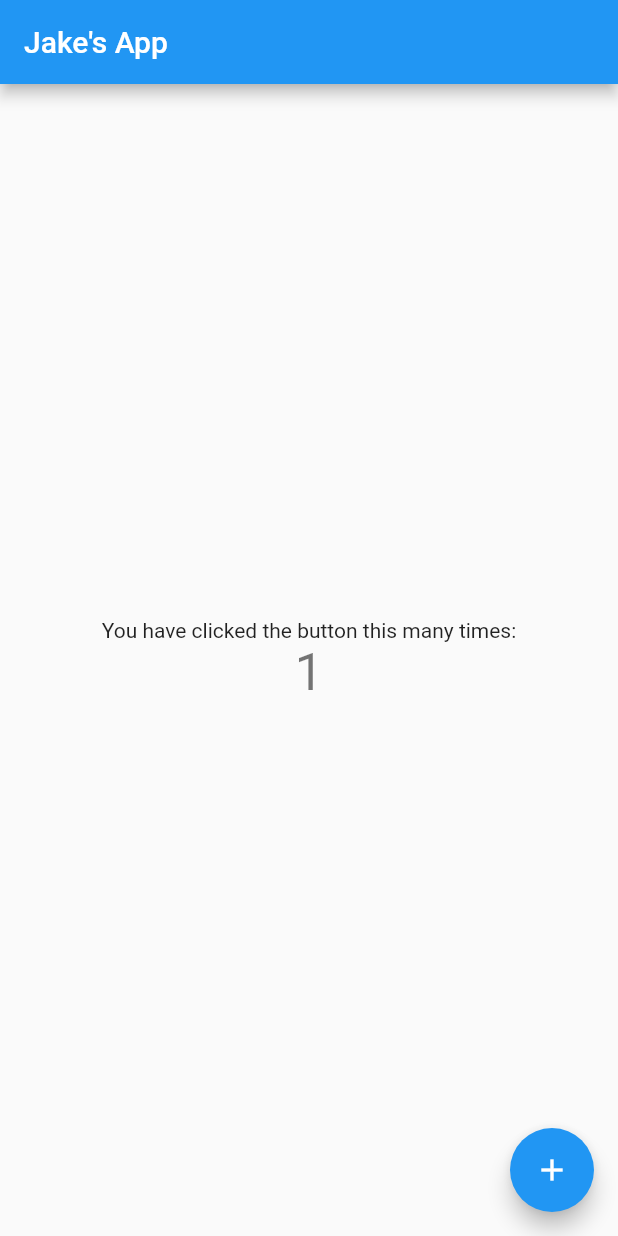
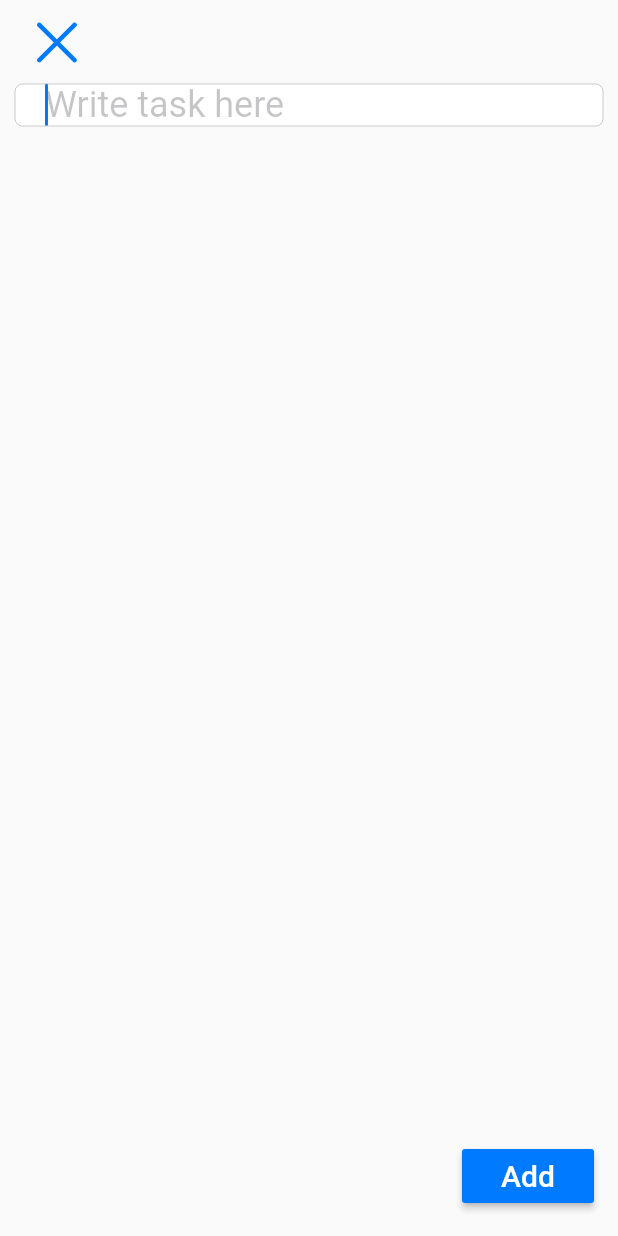
Before and after one commit to shadskii/flutter_to-do_app, a Flutter app: the screen it shows after launch, after a tap on the "add" icon, on a phone screen of 412 x 824 dp. Run offline on Flutter 3.47's test engine with Material 2 defaults, Android fonts, the phone set to English and light mode, and no system bars.

Commit message:
Initial todo

```diff
--- a/lib/main.dart
+++ b/lib/main.dart
@@ -1,4 +1,6 @@
 import 'package:flutter/material.dart';
+import 'package:flutter/cupertino.dart';
+import 'package:flutter/services.dart';
 
 void main() {
   runApp(MyApp());
@@ -8,110 +10,155 @@ class MyApp extends StatelessWidget {
   // This widget is the root of your application.
   @override
   Widget build(BuildContext context) {
-    return MaterialApp(
-      title: 'Jake\'s Flutter App ',
-      theme: ThemeData(
-        // This is the theme of your application.
-        //
-        // Try running your application with "flutter run". You'll see the
-        // application has a blue toolbar. Then, without quitting the app, try
-        // changing the primarySwatch below to Colors.green and then invoke
-        // "hot reload" (press "r" in the console where you ran "flutter run",
-        // or simply save your changes to "hot reload" in a Flutter IDE).
-        // Notice that the counter didn't reset back to zero; the application
-        // is not restarted.
-        primarySwatch: Colors.blue,
-        // This makes the visual density adapt to the platform that you run`
-        // the app on. For desktop platforms, the controls will be smaller and
-        // closer together (more dense) than on mobile platforms.
-        visualDensity: VisualDensity.adaptivePlatformDensity,
-      ),
-      home: MyHomePage(title: 'Jake\'s App'),
+    SystemChrome.setSystemUIOverlayStyle(SystemUiOverlayStyle.dark);
+    return CupertinoApp(
+      title: 'To-Do List',
+      // theme: ThemeData(buttonColor: Colors.blueGrey),
+      home: HomeScreen(),
     );
   }
 }
 
-class MyHomePage extends StatefulWidget {
-  MyHomePage({Key key, this.title}) : super(key: key);
-
-  // This widget is the home page of your application. It is stateful, meaning
-  // that it has a State object (defined below) that contains fields that affect
-  // how it looks.
-
-  // This class is the configuration for the state. It holds the values (in this
-  // case the title) provided by the parent (in this case the App widget) and
-  // used by the build method of the State. Fields in a Widget subclass are
-  // always marked "final".
-
-  final String title;
-
+class HomeScreen extends StatefulWidget {
   @override
-  _MyHomePageState createState() => _MyHomePageState();
+  _HomeScreenState createState() => _HomeScreenState();
 }
 
-class _MyHomePageState extends State<MyHomePage> {
-  int _counter = 0;
+class _HomeScreenState extends State<HomeScreen> {
+  List<String> _todos = new List();
+  @override
+  Widget build(BuildContext context) {
+    var size = MediaQuery.of(context).size;
 
-  void _incrementCounter() {
+    return Container(
+      color: Colors.white,
+      child: SafeArea(
+        child: Scaffold(
+          body: Stack(
+            children: <Widget>[
+              Column(
+                crossAxisAlignment: CrossAxisAlignment.start,
+                children: <Widget>[
+                  Container(
+                    height: size.height * .10,
+                    // color: Colors.blue[600],
+                    margin: EdgeInsets.only(top: 40),
+                    padding: EdgeInsets.symmetric(horizontal: 30),
+                    child: Column(
+                      crossAxisAlignment: CrossAxisAlignment.start,
+                      children: <Widget>[
+                        Text('Saturday, May 23'),
+                        Row(
+                          mainAxisAlignment: MainAxisAlignment.spaceBetween,
+                          children: <Widget>[
+                            Text(
+                              'To-Do List',
+                              style: Theme.of(context)
+                                  .textTheme
+                                  .headline4
+                                  .copyWith(fontWeight: FontWeight.w900),
+                            ),
+                            Icon(Icons.search)
+                          ],
+                        ),
+                      ],
+                    ),
+                  ),
+                  Expanded(
+                    child: ListView(
+                      padding: EdgeInsets.symmetric(horizontal: 10),
+                      children: <Widget>[
+                        ..._todos.map(
+                          (text) => Card(
+                            elevation: 3.0,
+                            child: ListTile(
+                              title: Text(text),
+                              trailing: Checkbox(
+                                value: false,
+                              ),
+                            ),
+                          ),
+                        )
+                      ],
+                    ),
+                  ),
+                ],
+              ),
+              Positioned(
+                bottom: 20,
+                width: size.width,
+                child: Center(
+                  child: FloatingActionButton(
+                    tooltip: 'Add To-Do',
+                    child: Icon(Icons.add),
+                    onPressed: () {
+                      _addTodo();
+                      Navigator.push(
+                        context,
+                        CupertinoPageRoute(
+                          builder: (context) => AddTodoScreen(),
+                          fullscreenDialog: true,
+                        ),
+                      );
+                    },
+                  ),
+                ),
+              )
+            ],
+          ),
+        ),
+      ),
+    );
+  }
+
+  void _addTodo() {
     setState(() {
-      // This call to setState tells the Flutter framework that something has
-      // changed in this State, which causes it to rerun the build method below
-      // so that the display can reflect the updated values. If we changed
-      // _counter without calling setState(), then the build method would not be
-      // called again, and so nothing would appear to happen.
-      _counter++;
+      _todos.add('Hello');
     });
   }
+}
 
+class AddTodoScreen extends StatelessWidget {
   @override
   Widget build(BuildContext context) {
-    // This method is rerun every time setState is called, for instance as done
-    // by the _incrementCounter method above.
-    //
-    // The Flutter framework has been optimized to make rerunning build methods
-    // fast, so that you can just rebuild anything that needs updating rather
-    // than having to individually change instances of widgets.
     return Scaffold(
-      appBar: AppBar(
-        // Here we take the value from the MyHomePage object that was created by
-        // the App.build method, and use it to set our appbar title.
-        title: Text(widget.title),
-      ),
-      body: Center(
-        // Center is a layout widget. It takes a single child and positions it
-        // in the middle of the parent.
-        child: Column(
-          // Column is also a layout widget. It takes a list of children and
-          // arranges them vertically. By default, it sizes itself to fit its
-          // children horizontally, and tries to be as tall as its parent.
-          //
-          // Invoke "debug painting" (press "p" in the console, choose the
-          // "Toggle Debug Paint" action from the Flutter Inspector in Android
-          // Studio, or the "Toggle Debug Paint" command in Visual Studio Code)
-          // to see the wireframe for each widget.
-          //
-          // Column has various properties to control how it sizes itself and
-          // how it positions its children. Here we use mainAxisAlignment to
-          // center the children vertically; the main axis here is the vertical
-          // axis because Columns are vertical (the cross axis would be
-          // horizontal).
-          mainAxisAlignment: MainAxisAlignment.center,
-          children: <Widget>[
-            Text(
-              'You have clicked the button this many times:',
-            ),
-            Text(
-              '$_counter',
-              style: Theme.of(context).textTheme.headline4,
-            ),
-          ],
+      body: SafeArea(
+        child: Container(
+          margin: EdgeInsets.symmetric(horizontal: 10),
+          child: Column(
+            crossAxisAlignment: CrossAxisAlignment.start,
+            children: <Widget>[
+              IconButton(
+                onPressed: () {
+                  // Navigate back to first route when tapped.
+                  Navigator.pop(context);
+                },
+                icon: Icon(CupertinoIcons.clear),
+                iconSize: 40,
+              ),
+              CupertinoTextField(
+                autofocus: true,
+                placeholder: 'Write task here',
+                padding: EdgeInsets.only(left: 20),
+                style: Theme.of(context)
+                    .textTheme
+                    .headline5
+                    .copyWith(fontWeight: FontWeight.w900),
+              ),
+            ],
+          ),
         ),
       ),
-      floatingActionButton: FloatingActionButton(
-        onPressed: _incrementCounter,
-        tooltip: 'Increment',
-        child: Icon(Icons.add),
-      ), // This trailing comma makes auto-formatting nicer for build methods.
+      floatingActionButton: RaisedButton(
+        onPressed: () {
+          Navigator.pop(context);
+        },
+        color: CupertinoColors.activeBlue,
+        child: const Text(
+          'Add',
+          style: TextStyle(fontSize: 20, color: CupertinoColors.white),
+        ),
+      ),
     );
   }
 }
```
